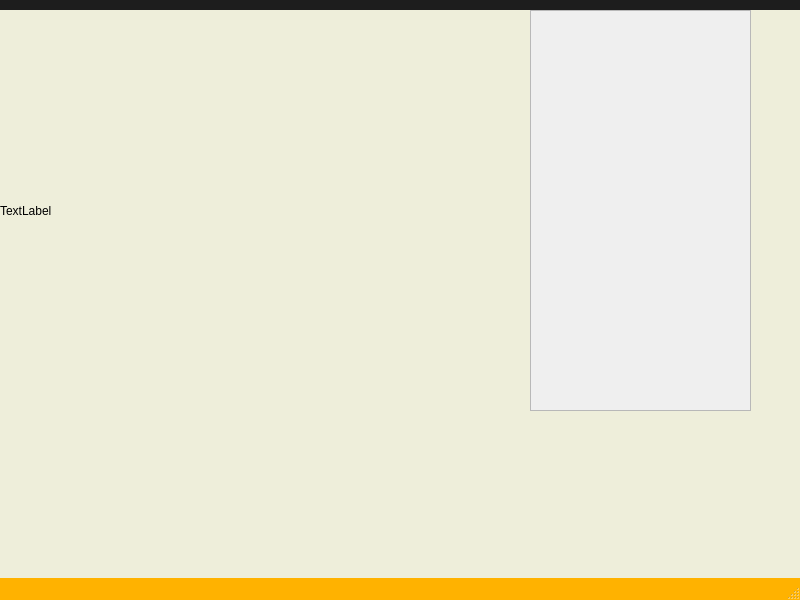
Before: the Qt Designer form src/imageviewer.ui in Dokany/Steganogram, drawn with Qt 5.
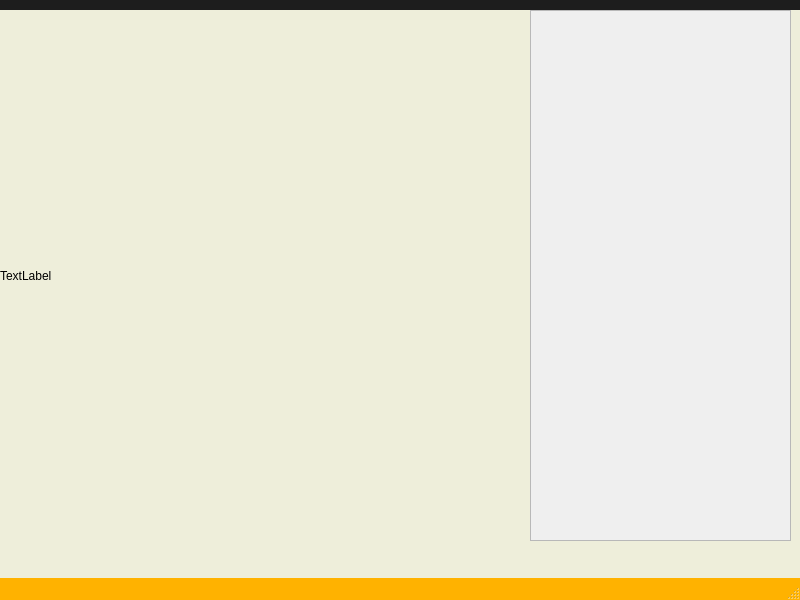
After: the same form once the commit is applied.

Patch:
```diff
--- a/src/imageviewer.ui
+++ b/src/imageviewer.ui
@@ -138,7 +138,7 @@
       <x>0</x>
       <y>0</y>
       <width>521</width>
-      <height>401</height>
+      <height>531</height>
      </rect>
     </property>
     <property name="text">
@@ -153,8 +153,8 @@
      <rect>
       <x>530</x>
       <y>0</y>
-      <width>221</width>
-      <height>401</height>
+      <width>261</width>
+      <height>531</height>
      </rect>
     </property>
    </widget>
```
